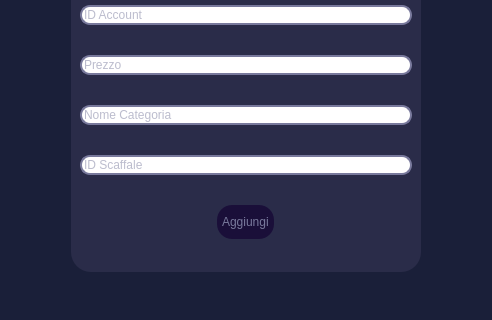
First picture: the form in NegozioDelUsatoPython/MVC/View/AdminButtonsViews/inserisciProdottoView.ui, repository LeonUrsu/NegozioDellUsato-ExamIS, before the edit; both pictures show x 104 to 596 and y 176 to 496 of the 700 by 496 pixel window.
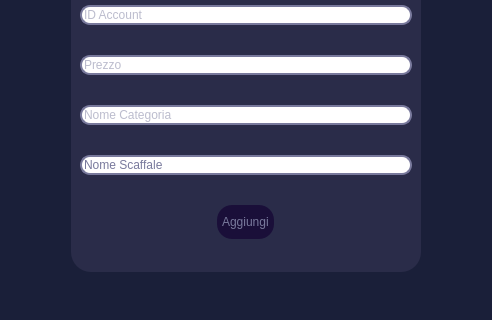
Second picture: the form after the edit. Icons and pictures are not drawn.

Commit message: lavoro su cambio idScaffale con nome scaffale

Patch:
```diff
--- a/NegozioDelUsatoPython/MVC/View/AdminButtonsViews/inserisciProdottoView.ui
+++ b/NegozioDelUsatoPython/MVC/View/AdminButtonsViews/inserisciProdottoView.ui
@@ -202,7 +202,10 @@
           </widget>
          </item>
          <item>
-          <widget class="QLineEdit" name="idScaffaleLe">
+          <widget class="QLineEdit" name="nomeScaffaleLe">
+           <property name="text">
+            <string>Nome Scaffale</string>
+           </property>
            <property name="placeholderText">
             <string>ID Scaffale</string>
            </property>
```
The commit also changes 5 other files.
